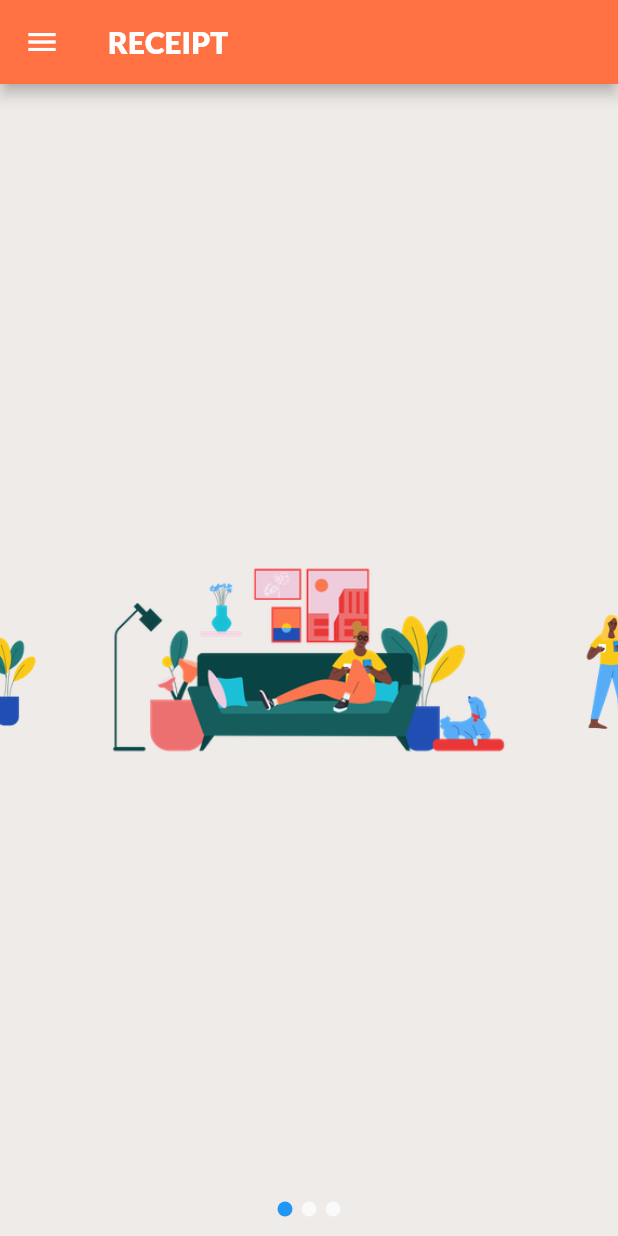
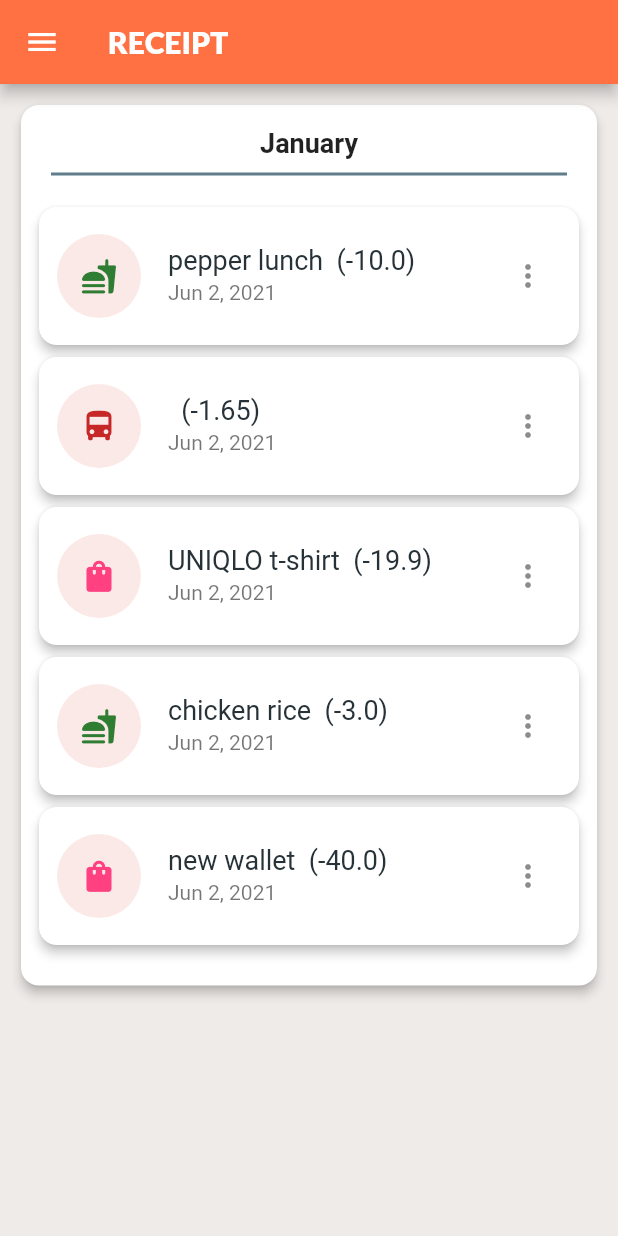
Before and after one commit to rooflikespiggy/Canny, a Flutter app: the ReceiptScreen screen opened directly, on a phone screen of 412 x 824 dp. Run offline on Flutter 3.47's test engine with Material 2 defaults, Android fonts, the phone set to English and light mode, and no system bars; our stand-ins replace cloud_firestore, email_validator, firebase_auth, firebase_core, flutter_colorpicker, flutter_speed_dial and 4 more; missing offline and left inert: scrolling_page_indicator; accounts and stored records are empty.

Commit message:
receipt ui

```diff
--- a/lib/Screens/Forum/add_discussion.dart
+++ b/lib/Screens/Forum/add_discussion.dart
@@ -1,3 +1,8 @@
+import 'package:Canny/Models/forum.dart';
+import 'package:Canny/Services/Forum/forum_database.dart';
+import 'package:Canny/Shared/colors.dart';
+import 'package:firebase_auth/firebase_auth.dart';
+import 'package:flutter/material.dart';
 import 'package:Canny/Models/forum.dart';
 import 'package:Canny/Services/Forum/forum_database.dart';
 import 'package:Canny/Shared/colors.dart';
--- /dev/null
+++ b/lib/Screens/Receipt/monthly_expenses.dart
@@ -0,0 +1,92 @@
+import 'package:flutter/material.dart';
+import 'package:Canny/Shared/expense_tiles.dart';
+
+class monthlyExpenses extends StatefulWidget {
+
+  String month;
+
+  monthlyExpenses({ this.month });
+
+  @override
+  _monthlyExpensesState createState() => _monthlyExpensesState();
+}
+
+class _monthlyExpensesState extends State<monthlyExpenses> {
+
+  @override
+  Widget build(BuildContext context) {
+    return Padding(
+        padding: EdgeInsets.all(2),
+        child: SingleChildScrollView(
+          child: Container(
+            child: Card(
+              elevation: 3,
+              shape: RoundedRectangleBorder(
+                  borderRadius: BorderRadius.all(Radius.circular(12.0))),
+              child: Padding(
+                padding: EdgeInsets.symmetric(vertical: 15),
+                child: Column(
+                  mainAxisAlignment: MainAxisAlignment.start,
+                  crossAxisAlignment: CrossAxisAlignment.center,
+                  children: <Widget>[
+                    Text(
+                        widget.month,
+                      style: TextStyle(
+                        fontSize: 18,
+                        fontWeight: FontWeight.bold,
+                      ),
+                    ),
+                    const Divider(
+                      height: 20,
+                      thickness: 2,
+                      indent: 20,
+                      endIndent: 20,
+                      color: Colors.blueGrey,
+                    ),
+                    ListView(
+                      shrinkWrap: true,
+                      physics: const NeverScrollableScrollPhysics(),
+                      padding: EdgeInsets.all(8),
+                      children: [
+                        ExpenseTile(
+                          categoryId: "00",
+                          cost: -10,
+                          itemName: "pepper lunch",
+                          uid: "UID",
+                        ),
+                        ExpenseTile(
+                          categoryId: "01",
+                          cost: -1.65,
+                          itemName: "",
+                          uid: "UID",
+                        ),
+                        ExpenseTile(
+                          categoryId: "02",
+                          cost: -19.90,
+                          itemName: "UNIQLO t-shirt",
+                          uid: "UID",
+                        ),
+                        ExpenseTile(
+                          categoryId: "00",
+                          cost: -3.00,
+                          itemName: "chicken rice",
+                          uid: "UID",
+                        ),
+                        ExpenseTile(
+                          categoryId: "02",
+                          cost: -40,
+                          itemName: "new wallet",
+                          uid: "UID",
+                        ),
+                      ],
+                    ),
+
+                  ],
+                ),
+              ),
+            ),
+          ),
+        ),
+    );
+  }
+}
--- a/lib/Screens/Receipt/receipt_screen.dart
+++ b/lib/Screens/Receipt/receipt_screen.dart
@@ -1,7 +1,8 @@
 import 'package:Canny/Screens/Sidebar/sidebar_menu.dart';
 import 'package:flutter/material.dart';
 import 'package:Canny/Shared/colors.dart';
-import 'package:flutter_swiper/flutter_swiper.dart';
+import 'package:scrolling_page_indicator/scrolling_page_indicator.dart';
+import 'package:Canny/Screens/Receipt/monthly_expenses.dart';
 
 class ReceiptScreen extends StatefulWidget {
   static final String id = 'receipt_screen';
@@ -12,11 +13,13 @@ class ReceiptScreen extends StatefulWidget {
 
 class _ReceiptScreenState extends State<ReceiptScreen> {
 
-  final List imgList = [
-    'styles/images/Function-Screen-illustration.png',
-    'styles/images/add-comment-illustration.png',
-    'styles/images/add-discussion-illustration.png',
+  final List<Widget> monthlyExpensesList = [
+    new monthlyExpenses(month: "January"),
+    new monthlyExpenses(month: "February"),
+    new monthlyExpenses(month: "March"),
   ];
+
+  PageController pageController = PageController();
 
   @override
   Widget build(BuildContext context) {
@@ -30,17 +33,18 @@ class _ReceiptScreenState extends State<ReceiptScreen> {
       ),
       drawer: SideBarMenu(),
       backgroundColor: kBackgroundColour,
-      body: new Swiper(
-        itemBuilder: (BuildContext context, int index) {
-          return new Image.asset(
-            imgList[index],
-            fit: BoxFit.fitWidth,
-          );
-        },
-        itemCount: imgList.length,
-        pagination: SwiperPagination(),
-        viewportFraction: 0.7,
-        scale: 0.8,
+      body: Padding(
+        padding: EdgeInsets.all(8),
+        child: Column(
+          children: <Widget>[
+            Expanded(
+              child: PageView(
+                controller: pageController,
+                children: monthlyExpensesList,
+              ),
+            ),
+          ],
+        ),
       ),
     );
   }
--- a/lib/Screens/Sidebar/Quick Input/customise_quickinput.dart
+++ b/lib/Screens/Sidebar/Quick Input/customise_quickinput.dart
@@ -58,7 +58,7 @@ class _CustomiseQIState extends State<CustomiseQI> {
                 SizedBox(height: 20.0),
                 getMultiSelectDialogField(),
                 // SizedBox(height: 20.0),
-                // getMultiSelectChipField(),
+                //getMultiSelectChipField(),
                 SizedBox(height: 20.0),
                 Column(
                   crossAxisAlignment: CrossAxisAlignment.stretch,
@@ -75,7 +75,7 @@ class _CustomiseQIState extends State<CustomiseQI> {
                                   builder: (BuildContext context) {
                                     return AlertDialog(
                                       title: Text(
-                                        "Succesfully Edited Your Categories!",
+                                        "You have successfully edited Your Categories!",
                                         style: TextStyle(fontFamily: 'Lato'),
                                       ),
                                       content: Text(
@@ -87,7 +87,7 @@ class _CustomiseQIState extends State<CustomiseQI> {
                                         Column(
                                           children: [
                                             TextButton(
-                                              child: Text("Reedit Categories"),
+                                              child: Text("ReEdit Categories"),
                                               onPressed: () {
                                                 Navigator.pop(context);
                                               },
--- a/lib/Shared/expense_tiles.dart
+++ b/lib/Shared/expense_tiles.dart
@@ -1,17 +1,17 @@
 import 'package:Canny/Services/Category/category_database.dart';
 import 'package:flutter/material.dart';
+import 'package:intl/intl.dart';
 
 class ExpenseTile extends StatefulWidget {
-  final String categoryId;
-  final double cost;
-  final DateTime dateTime;
-  final String itemName;
-  final String uid;
+  String categoryId;
+  double cost;
+  DateTime dateTime = DateTime.now();
+  String itemName;
+  String uid;
 
   ExpenseTile({
     this.categoryId,
     this.cost,
-    this.dateTime,
     this.itemName,
     this.uid,
   });
@@ -32,15 +32,14 @@ class _ExpenseTileState extends State<ExpenseTile> {
       child: ListTile(
         contentPadding: EdgeInsets.all(10.0),
         title: Text(
-          widget.itemName,
+          widget.itemName + "  (" + widget.cost.toString() + ")",
           style: TextStyle(
-            fontSize: 20,
-            fontWeight: FontWeight.bold,
+            fontSize: 18,
             color: Colors.blueGrey[900],
           ),
         ),
         subtitle: Text(
-          widget.dateTime.toString(),
+          DateFormat.yMMMd().format(widget.dateTime),
         ),
         leading: CircleAvatar(
           backgroundColor: Colors.deepOrange[50],
@@ -54,19 +53,22 @@ class _ExpenseTileState extends State<ExpenseTile> {
                   .categoryIcon
           ),
         ),
-        trailing: Row(
+        trailing:
+        /*
+        Row(
           children: <Widget>[
             Text(
               widget.cost.toString(),
             ),
+
+         */
             IconButton(
               icon: Icon(Icons.more_vert),
               onPressed: () {
               },
             ),
-          ],
+          //],
         ),
-      ),
     );
   }
 }
--- a/pubspec.yaml
+++ b/pubspec.yaml
@@ -41,7 +41,7 @@ dependencies:
   flutter_speed_dial: ^3.0.5
   material_floating_search_bar: ^0.3.4
   flutter_colorpicker: ^0.4.0
-  flutter_swiper: ^1.1.6
+  scrolling_page_indicator: ^0.1.2
   shared_preferences: ^2.0.6
   multi_select_flutter: ^4.0.0
 
```
Also changed, not shown: pubspec.lock.
